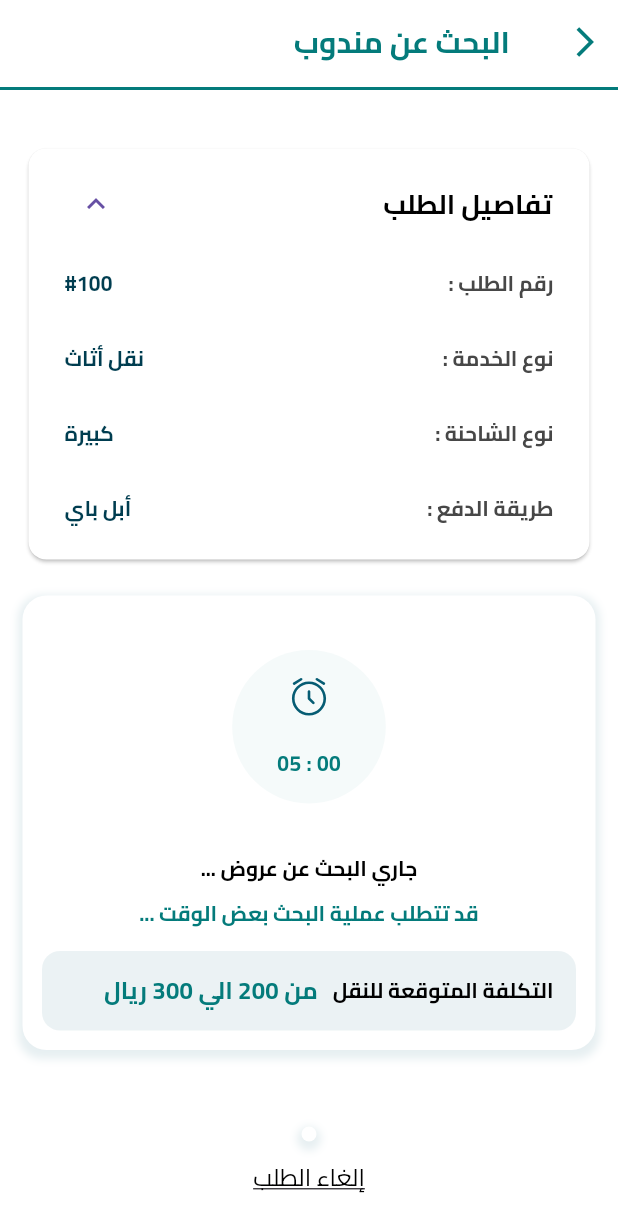
After one commit to minazakaria88/obourkom, a Flutter app: the FindingDriversScreen screen opened directly, after a tap on "تفاصيل الطلب", on a phone screen of 412 x 824 dp. The commit adds this screen. Shown: the top 1232 px of the screen. Run offline on Flutter 3.47's test engine with Material 3 defaults, Android fonts, the phone set to English and light mode, and no system bars; our stand-ins replace bloc, carousel_slider, device_preview, dio, equatable, flutter_bloc and 10 more; accounts and stored records are empty.

Commit message:
design finding drivers screens

```diff
--- a/lib/core/api/end_point.dart
+++ b/lib/core/api/end_point.dart
@@ -6,6 +6,6 @@ class EndPoints
   static const verifyOtp='';
   static const resendOtp='';
   static const profile = 'profile';
-
   static const notification='notification';
+  static const makeOrder='makeOrder';
 }
--- a/lib/core/routes/routes.dart
+++ b/lib/core/routes/routes.dart
@@ -15,6 +15,7 @@ class Routes
   static const String aboutUs='/aboutUs';
   static const String termsAndConditions='/termsAndConditions';
   static const String privacyPolicy='/privacyPolicy';
+  static const String findDriver='/findDriver';
 
 
 }
--- a/lib/core/utils/app_colors.dart
+++ b/lib/core/utils/app_colors.dart
@@ -4,6 +4,8 @@ class AppColors
   static const Color mainColor = Color(0xFF047B7B);
   static const Color darkMainColor = Color(0xff003D50);
   static const Color greyColor = Color(0xffDCE0E0);
+  static const Color darkGreyColor = Color(0xff474747);
+
   static const Color newOrderGrey=Color(0xffDCE0E0);
   static const Color shadowColor = Color(0xff065C73);
   static const Color lightGreen=Color(0xff03C9C2);
--- a/lib/core/utils/app_styles.dart
+++ b/lib/core/utils/app_styles.dart
@@ -50,6 +50,12 @@ class AppTextStyles {
     color: Colors.grey,
   );
 
+  static TextStyle bold14Grey = const TextStyle(
+    fontSize: 14,
+    fontWeight: FontWeight.w700,
+    color: AppColors.darkGreyColor,
+  );
+
 
 
 }
--- /dev/null
+++ b/lib/features/orders/data/repositories/order_repo.dart
@@ -0,0 +1,23 @@
+import 'package:dio/dio.dart';
+import 'package:oborkom/core/api/api_helper.dart';
+
+import '../../../../core/api/end_point.dart';
+import '../../../../core/api/failure.dart';
+
+class OrderRepository{
+  final ApiHelper apiHelper;
+  OrderRepository({required this.apiHelper});
+
+
+  Future makeOrder(data)async{
+    try{
+      final response = await apiHelper.postData(url: EndPoints.makeOrder, data: data);
+      return response.data['status'];
+    }catch(e){
+      if(e is DioException){
+        throw ApiException(failure: ServerFailure.serverError(e));
+      }
+      throw ApiException(failure: Failure(message: e.toString()));
+    }
+  }
+}
--- a/lib/features/orders/presentation/cubit/orders_state.dart
+++ b/lib/features/orders/presentation/cubit/orders_state.dart
@@ -1,4 +1,19 @@
 part of 'orders_cubit.dart';
+
+
+enum MakeOrderStatus {
+  initial,
+  loading,
+  success,
+  failure,
+}
+
+
+extension MakeOrderStatusX on OrdersState {
+  bool get isLoading => makeOrderStatus == MakeOrderStatus.loading;
+  bool get isSuccess => makeOrderStatus == MakeOrderStatus.success;
+  bool get isFailure => makeOrderStatus == MakeOrderStatus.failure;
+}
 
 class OrdersState extends Equatable {
   LatLng? pickedLocation;
@@ -6,12 +21,18 @@ class OrdersState extends Equatable {
   LatLng? deliveryLocation;
   Placemark? deliveryLocationData;
   String? paymentMethod;
+  MakeOrderStatus ? makeOrderStatus;
+  String? errorMessage;
+  Duration ? orderTimerDuration;
   OrdersState({
     this.pickedLocation,
     this.pickedLocationData,
     this.deliveryLocation,
     this.deliveryLocationData,
     this.paymentMethod,
+    this.makeOrderStatus,
+    this.errorMessage,
+    this.orderTimerDuration
   });
 
   OrdersState copyWith({
@@ -20,6 +41,10 @@ class OrdersState extends Equatable {
     LatLng? deliveryLocation,
     Placemark? deliveryLocationData,
     String? paymentMethod,
+    MakeOrderStatus? makeOrderStatus,
+    String? errorMessage,
+    Duration? orderTimerDuration
+
   }) {
     return OrdersState(
       pickedLocation: pickedLocation ?? this.pickedLocation,
@@ -27,6 +52,9 @@ class OrdersState extends Equatable {
       deliveryLocation: deliveryLocation ?? this.deliveryLocation,
       deliveryLocationData: deliveryLocationData ?? this.deliveryLocationData,
       paymentMethod: paymentMethod ?? this.paymentMethod,
+      makeOrderStatus: makeOrderStatus ?? this.makeOrderStatus,
+      errorMessage: errorMessage ?? this.errorMessage,
+      orderTimerDuration: orderTimerDuration ?? this.orderTimerDuration
     );
   }
 
@@ -37,5 +65,8 @@ class OrdersState extends Equatable {
     deliveryLocationData,
     pickedLocation,
     pickedLocationData,
+    makeOrderStatus,
+    errorMessage,
+    orderTimerDuration
   ];
 }
--- /dev/null
+++ b/lib/features/orders/presentation/pages/finding_drivers.dart
@@ -0,0 +1,60 @@
+import 'package:flutter/material.dart';
+import 'package:flutter_bloc/flutter_bloc.dart';
+import 'package:oborkom/core/helpers/extension.dart';
+import 'package:oborkom/core/widgets/my_app_bar.dart';
+import '../../../../core/utils/app_styles.dart';
+import '../../../../generated/l10n.dart';
+import '../../../profile/presentation/widgets/profile_screen_widgets/background_profile_widget.dart';
+import '../cubit/orders_cubit.dart';
+import '../widgets/finding_driver_widgets/order_details_widget.dart';
+import '../widgets/finding_driver_widgets/order_timer_widget.dart';
+
+class FindingDriversScreen extends StatelessWidget {
+  const FindingDriversScreen({super.key});
+
+  @override
+  Widget build(BuildContext context) {
+    return Scaffold(
+      appBar: MyAppBar(title: S.of(context).findingDrivers),
+      body: Padding(
+        padding: const EdgeInsets.all(15.0),
+        child: CustomScrollView(
+          slivers: [
+             SliverFillRemaining(
+              hasScrollBody: false,
+              child: Column(
+                children: [
+                  20.height,
+                  const OrderDetailsWidget(),
+                  20.height,
+                  const OrderTimerWidget(),
+                  const Spacer(),
+                  const BackgroundProfileWidget(
+                    child: Column(
+                      children: [
+
+                      ],
+                    ),
+                  ),
+                  TextButton(
+                    onPressed: () {
+                      context.read<OrdersCubit>().cancelTimer();
+                      context.pop();
+                    },
+                    child: Text(
+                      S.of(context).cancelOrder,
+                      style: AppTextStyles.regular16Black.copyWith(
+                        decoration: TextDecoration.underline,
+                      ),
+                    ),
+                  ),
+                ],
+              ),
+            ),
+
+          ],
+        ),
+      ),
+    );
+  }
+}
--- /dev/null
+++ b/lib/features/orders/presentation/widgets/finding_driver_widgets/order_details_item_widget.dart
@@ -0,0 +1,34 @@
+import 'package:flutter/material.dart';
+
+import '../../../../../core/utils/app_colors.dart';
+import '../../../../../core/utils/app_styles.dart';
+
+class OrderDetailsItemWidget extends StatelessWidget {
+  const OrderDetailsItemWidget({
+    super.key, required this.title, required this.value,
+  });
+  final String title;
+  final String value;
+
+  @override
+  Widget build(BuildContext context) {
+    return Padding(
+      padding: const EdgeInsets.all(15.0),
+      child: Row(
+        mainAxisAlignment: MainAxisAlignment.spaceBetween,
+        children: [
+          Text(
+            '$title :',
+            style: AppTextStyles.bold14Grey,
+          ),
+          Text(
+            value,
+            style: AppTextStyles.bold14Grey.copyWith(
+              color: AppColors.darkMainColor,
+            ),
+          ),
+        ],
+      ),
+    );
+  }
+}
--- /dev/null
+++ b/lib/features/orders/presentation/widgets/finding_driver_widgets/order_details_widget.dart
@@ -0,0 +1,48 @@
+import 'package:flutter/material.dart';
+
+import '../../../../../core/utils/app_styles.dart';
+import '../../../../../generated/l10n.dart';
+import 'order_details_item_widget.dart';
+
+class OrderDetailsWidget extends StatelessWidget {
+  const OrderDetailsWidget({
+    super.key,
+  });
+
+  @override
+  Widget build(BuildContext context) {
+    return Card(
+      color: Colors.white,
+      child: Padding(
+        padding: const EdgeInsets.all(9.0),
+        child: ExpansionTile(
+          shape: const RoundedRectangleBorder(
+            borderRadius: BorderRadius.all(Radius.circular(10)),
+          ),
+          title: Text(
+            S.of(context).orderDetails,
+            style: AppTextStyles.bold18Black,
+          ),
+          children: [
+            OrderDetailsItemWidget(
+              value: '#100',
+              title: S.of(context).orderNumber,
+            ),
+            OrderDetailsItemWidget(
+              value: 'نقل أثاث',
+              title: S.of(context).serviceType,
+            ),
+            OrderDetailsItemWidget(
+              value: 'كبيرة',
+              title: S.of(context).carType,
+            ),
+            OrderDetailsItemWidget(
+              value: 'أبل باي',
+              title: S.of(context).paymentMethod,
+            ),
+          ],
+        ),
+      ),
+    );
+  }
+}
--- /dev/null
+++ b/lib/features/orders/presentation/widgets/finding_driver_widgets/order_timer_widget.dart
@@ -0,0 +1,100 @@
+import 'package:flutter/material.dart';
+import 'package:flutter_bloc/flutter_bloc.dart';
+import 'package:flutter_svg/svg.dart';
+import 'package:oborkom/core/helpers/extension.dart';
+
+import '../../../../../core/utils/app_colors.dart';
+import '../../../../../core/utils/app_styles.dart';
+import '../../../../../generated/assets.dart';
+import '../../../../../generated/l10n.dart';
+import '../../../../profile/presentation/widgets/profile_screen_widgets/background_profile_widget.dart';
+import '../../cubit/orders_cubit.dart';
+
+class OrderTimerWidget extends StatelessWidget {
+  const OrderTimerWidget({
+    super.key,
+  });
+
+  @override
+  Widget build(BuildContext context) {
+    return BackgroundProfileWidget(
+      child: BlocBuilder<OrdersCubit, OrdersState>(
+        buildWhen: (previous, current) =>
+        previous.orderTimerDuration != current.orderTimerDuration,
+        builder: (context, state) {
+          return Padding(
+            padding: const EdgeInsets.all(8.0),
+            child: Column(
+              children: [
+                const SizedBox(width: double.infinity),
+                Container(
+                  padding: const EdgeInsets.all(30),
+                  margin: const EdgeInsets.all(10),
+                  decoration: BoxDecoration(
+                    shape: BoxShape.circle,
+                    color: AppColors.mainColor.withAlpha(10),
+                  ),
+                  child: Column(
+                    children: [
+                      SvgPicture.asset(Assets.imagesClock),
+                      20.height,
+                      Directionality(
+                        textDirection: TextDirection.ltr,
+                        child: Text(
+                          '${state.orderTimerDuration!.inMinutes.toString().padLeft(2, '0')} : ${state.orderTimerDuration!.inSeconds.remainder(60).toString().padLeft(2, '0')}',
+                          style: AppTextStyles.bold14MainColor,
+                        ),
+                      ),
+                    ],
+                  ),
+                ),
+
+                10.height,
+                Text(
+                  S.of(context).lookingForOffers,
+                  style: AppTextStyles.bold14Grey.copyWith(
+                    color: Colors.black,
+                  ),
+                ),
+                10.height,
+                Text(
+                  S.of(context).itWillTakeSomeTime,
+                  style: AppTextStyles.bold14Grey.copyWith(
+                    color: AppColors.mainColor,
+                  ),
+                ),
+                15.height,
+                Container(
+                  padding: const EdgeInsets.all(15),
+                  decoration: BoxDecoration(
+                    borderRadius: BorderRadius.circular(12),
+                    color: AppColors.shadowColor.withAlpha(20),
+                  ),
+                  child: Row(
+                    children: [
+                      Text(
+                        S.of(context).expectedTransportationCost,
+                        style: AppTextStyles.bold14Grey.copyWith(
+                          color: Colors.black,
+                        ),
+                      ),
+                      10.width,
+                      Flexible(
+                        child: Text(
+                          'من 200 الي 300 ريال',
+                          style: AppTextStyles.bold14MainColor.copyWith(
+                            fontSize: 16,
+                          ),
+                        ),
+                      ),
+                    ],
+                  ),
+                ),
+              ],
+            ),
+          );
+        },
+      ),
+    );
+  }
+}
--- a/lib/injection.dart
+++ b/lib/injection.dart
@@ -11,6 +11,7 @@ import 'features/login/data/repositories/login_repo.dart';
 import 'features/login/presentation/cubit/login_cubit.dart';
 import 'features/main/presentation/cubit/main_cubit.dart';
 import 'features/notification/presentation/cubit/notification_cubit.dart';
+import 'features/orders/data/repositories/order_repo.dart';
 import 'features/orders/presentation/cubit/orders_cubit.dart';
 import 'features/otp/presentation/cubit/otp_cubit.dart';
 import 'features/profile/data/repositories/profile_repo.dart';
@@ -56,7 +57,8 @@ void setupServicesLocator() {
 
 
   //orders
-  getIt.registerFactory(() => OrdersCubit());
+  getIt.registerFactory(() => OrdersCubit(otpRepository: getIt()));
+  getIt.registerLazySingleton(()=>OrderRepository(apiHelper: getIt()));
 
 
   //Profile
--- a/lib/l10n/intl_ar.arb
+++ b/lib/l10n/intl_ar.arb
@@ -96,7 +96,18 @@
     "noNotifications": "لا يوجد اشعارات",
     "noOrders" : "لا يوجد طلبات",
     "noAddresses" : "لا يوجد عناوين",
-    "noSavedAddresses" : "لا يوجد عناوين محفوظة"
+    "noSavedAddresses" : "لا يوجد عناوين محفوظة",
+    "findingDrivers" : "البحث عن مندوب",
+    "noDriversFound" : "لم يتم العثور على مندوبين",
+    "noDriversFoundDesc" : "لا يوجد مندوبين متاحين في الموقع الحالي",
+    "orderDetails" : "تفاصيل الطلب",
+    "cancelOrder" : "إلغاء الطلب",
+    "carType" : "نوع الشاحنة",
+    "serviceType" : "نوع الخدمة",
+    "orderNumber" : "رقم الطلب",
+    "lookingForOffers": "جاري البحث عن عروض ...",
+    "itWillTakeSomeTime": "قد تتطلب عملية البحث بعض الوقت ..."
+
 
 
 
```
Also changed, not shown: lib/core/routes/app_routes.dart (+8 -0 lines), lib/core/utils/constant.dart (+7 -0 lines), lib/features/orders/presentation/cubit/orders_cubit.dart (+66 -11 lines), lib/features/orders/presentation/pages/new_order.dart (+53 -12 lines), lib/l10n/intl_en.arb (+12 -1 lines), assets/images/Documents.svg (added), assets/images/Stars.svg (added), assets/images/clock.svg (added), lib/generated/assets.dart, lib/generated/intl/messages_ar.dart, lib/generated/intl/messages_en.dart, lib/generated/l10n.dart.
